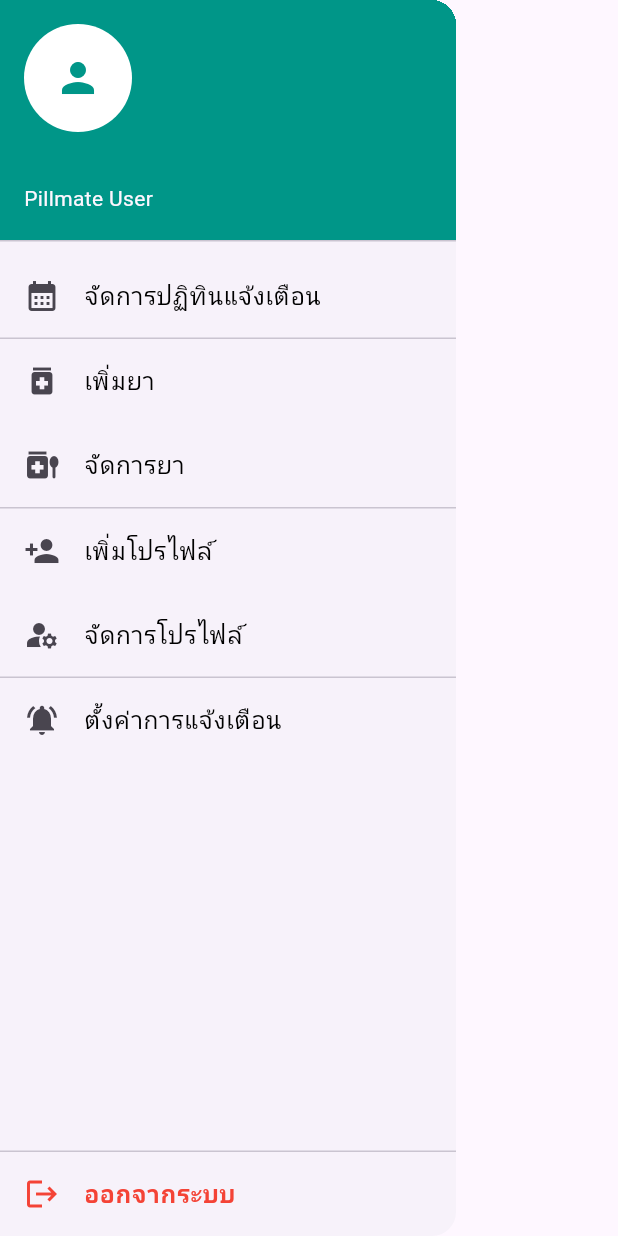
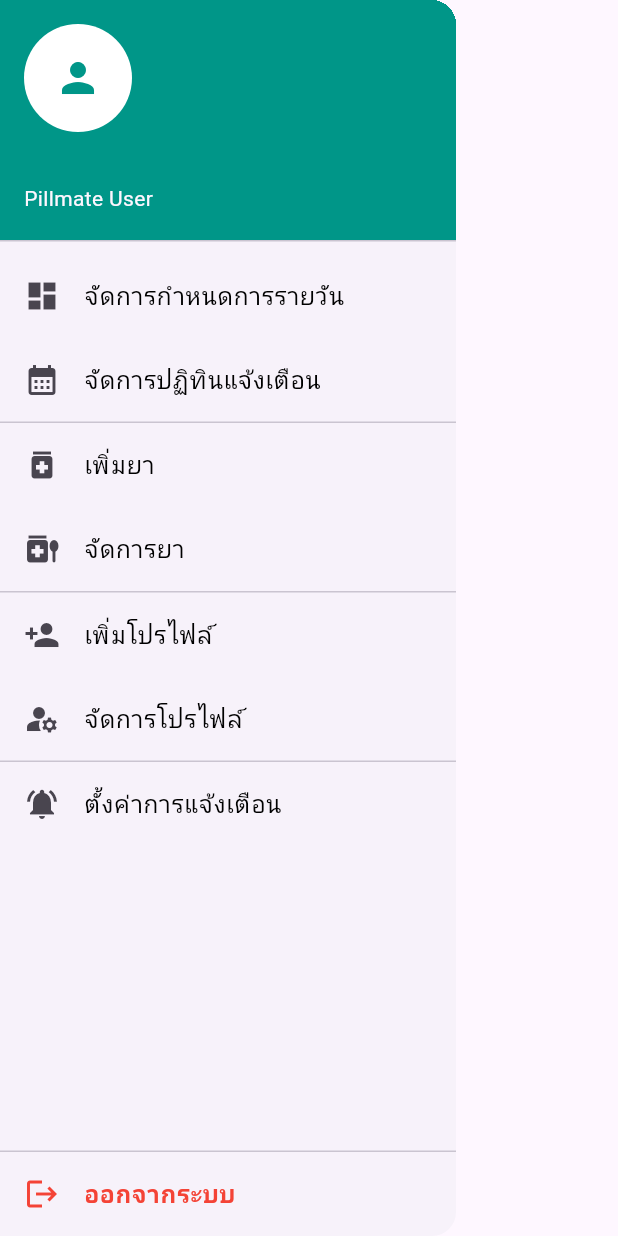
Before and after one commit to so-big/pillmate, a Flutter app: the LeftMenu widget shown alone on an empty page, opened directly with empty values, on a phone screen of 412 x 824 dp. Run offline on Flutter 3.47's test engine with Material 3 defaults, Android fonts, the phone set to English and light mode, and no system bars; our stand-ins replace flutter_local_notifications, image_picker, sqflite, sqflite_common_ffi, timezone; missing offline and left inert: flutter_nfc_kit, ndef; accounts and stored records are empty.

Commit message:
แก้ไขรูปไม่ขึ้นในเมนู ปรับเมนูให้แยกเมนูชัดเจนโดยไม่ใช้การสลับข้อความ

```diff
--- a/lib/database_helper.dart
+++ b/lib/database_helper.dart
@@ -31,7 +31,7 @@ class DatabaseHelper {
     }
 
     Directory documentsDirectory = await getApplicationDocumentsDirectory();
-    String path = join(documentsDirectory.path, "user.db");
+    String path = join(documentsDirectory.path, "user");
 
     // ตรวจสอบว่ามีไฟล์ DB หรือยัง ถ้าไม่มีให้ copy จาก assets
     if (FileSystemEntity.typeSync(path) == FileSystemEntityType.notFound) {
--- a/lib/view_menu.dart
+++ b/lib/view_menu.dart
@@ -1,13 +1,13 @@
 // lib/view_menu.dart
 
 import 'dart:convert';
-import 'dart:io';
-
 import 'package:flutter/material.dart';
-import 'package:path_provider/path_provider.dart';
 
 // ใช้ยิง noti ทดสอบ
 import 'package:flutter_local_notifications/flutter_local_notifications.dart';
+
+// Database Helper
+import 'database_helper.dart';
 
 // หน้า setting การแจ้งเตือน
 import 'nortification_setting.dart';
@@ -78,7 +78,9 @@ Future<void> _showTestAlarm() async {
 class LeftMenu extends StatefulWidget {
   final String username;
 
-  final VoidCallback onManageCalendar; // จัดการปฏิทินแจ้งเตือน
+  final VoidCallback
+  onShowDashboard; // เมนูใหม่: จัดการกำหนดการรายวัน (Dashboard)
+  final VoidCallback onManageCalendar; // จัดการปฏิทินแจ้งเตือน (Calendar)
   final VoidCallback onCreateProfile; // เพิ่มโปรไฟล์
   final VoidCallback onmanage_profile; // จัดการโปรไฟล์
 
@@ -90,6 +92,7 @@ class LeftMenu extends StatefulWidget {
   const LeftMenu({
     super.key,
     required this.username,
+    required this.onShowDashboard, // รับค่า callback สำหรับ dashboard
     required this.onManageCalendar,
     required this.onCreateProfile,
     required this.onmanage_profile,
@@ -111,35 +114,24 @@ class _LeftMenuState extends State<LeftMenu> {
     _loadUserImage();
   }
 
+  // แก้ไข: ดึงรูปภาพจาก Database (คอลัมน์ image_base64)
   Future<void> _loadUserImage() async {
     try {
-      final dir = await getApplicationDocumentsDirectory();
-      final file = File('${dir.path}/user.json');
+      final dbHelper = DatabaseHelper();
+      final userMap = await dbHelper.getUser(widget.username);
 
-      if (!await file.exists()) return;
+      if (userMap != null) {
+        // ✅ แก้ไข: ใช้ชื่อคอลัมน์ 'image_base64' ให้ถูกต้อง
+        final img = userMap['image_base64'];
 
-      final content = await file.readAsString();
-      if (content.trim().isEmpty) return;
-
-      final data = jsonDecode(content);
-      if (data is! List) return;
-
-      for (final u in data) {
-        if (u is Map || u is Map<String, dynamic>) {
-          final map = Map<String, dynamic>.from(u);
-          if (map['userid'] == widget.username) {
-            final img = map['image'];
-            if (img != null && img.toString().isNotEmpty) {
-              setState(() {
-                _imageBase64 = img.toString();
-              });
-            }
-            break;
-          }
+        if (img != null && img.toString().isNotEmpty) {
+          setState(() {
+            _imageBase64 = img.toString();
+          });
         }
       }
     } catch (e) {
-      debugPrint('LeftMenu: error loading user image: $e');
+      debugPrint('LeftMenu: error loading user image from DB: $e');
       // ถ้า error ก็ปล่อยไป ใช้ default avatar แทน
     }
   }
@@ -187,7 +179,22 @@ class _LeftMenuState extends State<LeftMenu> {
             child: ListView(
               padding: EdgeInsets.zero,
               children: [
-                // เมนู 1: จัดการปฏิทินแจ้งเตือน
+                // เมนูใหม่ 1: จัดการกำหนดการรายวัน (ไปหน้า Dashboard)
+                ListTile(
+                  leading: const Icon(Icons.dashboard),
+                  title: const Text(
+                    'จัดการกำหนดการรายวัน',
+                    style: TextStyle(color: Colors.black),
+                  ),
+                  onTap: () {
+                    Navigator.pop(context);
+                    widget.onShowDashboard();
+                  },
+                ),
+
+                // ลบ Divider ออกเพื่อให้เป็นกลุ่มเดียวกับปฏิทิน
+
+                // เมนู 2: จัดการปฏิทินแจ้งเตือน (ไปหน้า Calendar)
                 ListTile(
                   leading: const Icon(Icons.calendar_month),
                   title: const Text(
@@ -200,9 +207,8 @@ class _LeftMenuState extends State<LeftMenu> {
                   },
                 ),
 
-                const Divider(height: 1),
-
-                // เมนู 2: เพิ่มยา
+                const Divider(height: 1), // จบหมวดการจัดการเวลา
+                // เมนู 3: เพิ่มยา
                 ListTile(
                   leading: const Icon(Icons.medication),
                   title: const Text(
@@ -215,7 +221,7 @@ class _LeftMenuState extends State<LeftMenu> {
                   },
                 ),
 
-                // เมนู 3: จัดการยา
+                // เมนู 4: จัดการยา
                 ListTile(
                   leading: const Icon(Icons.medication_liquid),
                   title: const Text(
@@ -228,9 +234,8 @@ class _LeftMenuState extends State<LeftMenu> {
                   },
                 ),
 
-                const Divider(height: 1),
-
-                // เมนู 4: เพิ่มโปรไฟล์
+                const Divider(height: 1), // จบหมวดยา
+                // เมนู 5: เพิ่มโปรไฟล์
                 ListTile(
                   leading: const Icon(Icons.person_add),
                   title: const Text(
@@ -243,7 +248,7 @@ class _LeftMenuState extends State<LeftMenu> {
                   },
                 ),
 
-                // เมนู 5: จัดการโปรไฟล์
+                // เมนู 6: จัดการโปรไฟล์
                 ListTile(
                   leading: const Icon(Icons.manage_accounts),
                   title: const Text(
@@ -256,9 +261,8 @@ class _LeftMenuState extends State<LeftMenu> {
                   },
                 ),
 
-                const Divider(height: 1),
-
-                // เมนูใหม่: ตั้งค่าการแจ้งเตือน
+                const Divider(height: 1), // จบหมวดโปรไฟล์
+                // เมนู: ตั้งค่าการแจ้งเตือน
                 ListTile(
                   leading: const Icon(Icons.notifications_active),
                   title: const Text(
```
Also changed, not shown: lib/view_carlendar.dart (+17 -6 lines), lib/view_dashboard.dart (+10 -0 lines).
